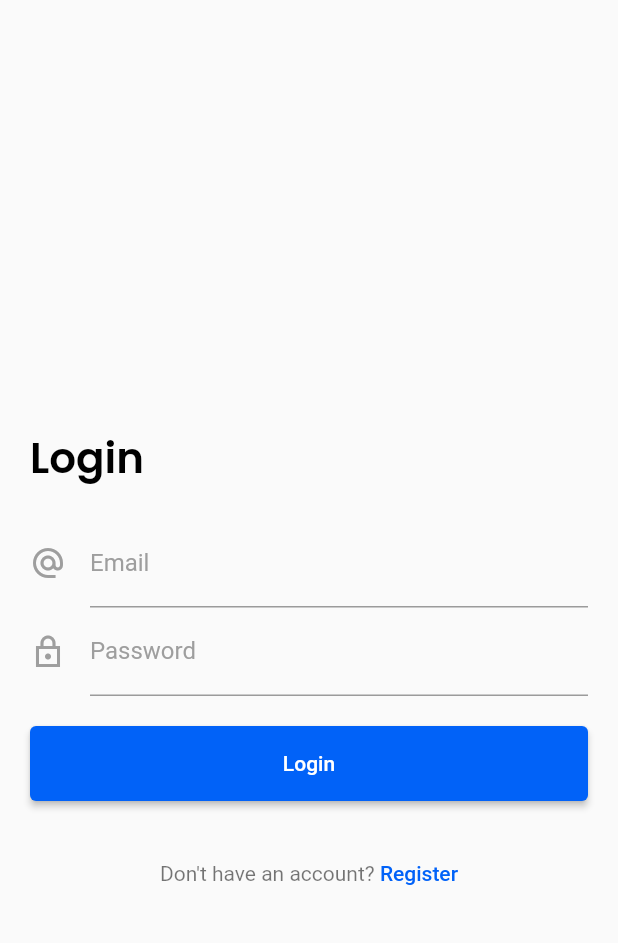
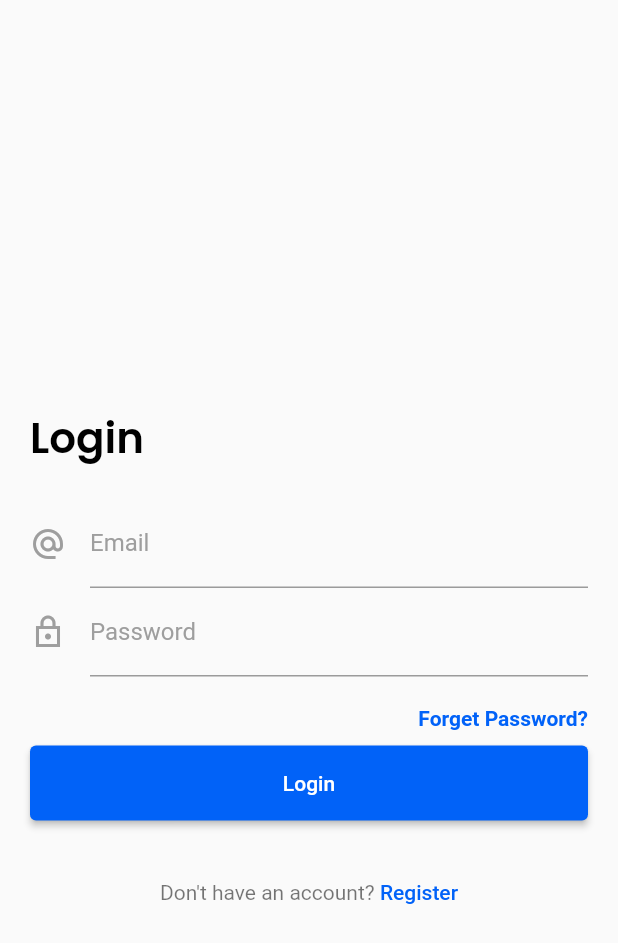
Before and after one commit to khanadnan10/college-erp-project, a Flutter app: the screen it shows after launch, on a phone screen of 412 x 824 dp. Shown: the top 943 px of the screen. Run offline on Flutter 3.47's test engine with Material 2 defaults, Android fonts, the light colour scheme and no system bars; our stand-ins replace email_validator, firebase_auth, firebase_core, google_fonts; accounts and stored records are empty.

Commit message:
forgetpassword

```diff
--- a/lib/screens/login.dart
+++ b/lib/screens/login.dart
@@ -1,6 +1,7 @@
 // ignore_for_file: prefer_const_constructors, sort_child_properties_last, use_build_context_synchronously, avoid_print
 
 import 'package:collegeproject/main.dart';
+import 'package:collegeproject/screens/forgetPassword.dart';
 import 'package:collegeproject/screens/signup.dart';
 import 'package:firebase_auth/firebase_auth.dart';
 import 'package:flutter/material.dart';
@@ -84,6 +85,32 @@ class _LoginState extends State<Login> {
                 ),
                 SizedBox(
                   height: 20.0,
+                ),
+                Row(
+                  mainAxisAlignment: MainAxisAlignment.end,
+                  // ignore: prefer_const_literals_to_create_immutables
+                  children: [
+                    GestureDetector(
+                      onTap: () {
+                        Navigator.push(
+                          context,
+                          MaterialPageRoute(
+                            builder: (context) => ForgetPassword(),
+                          ),
+                        );
+                      },
+                      child: Text(
+                        'Forget Password?',
+                        style: TextStyle(
+                          color: kPrimaryColor,
+                          fontWeight: FontWeight.w600,
+                        ),
+                      ),
+                    )
+                  ],
+                ),
+                SizedBox(
+                  height: 10.0,
                 ),
                 SizedBox(
                   width: double.infinity,
--- a/lib/screens/signup.dart
+++ b/lib/screens/signup.dart
@@ -54,9 +54,9 @@ class _SignupState extends State<Signup> {
                   ),
                 ),
                 SizedBox(
-                  height: 10.0,
+                  height: 2.0,
                 ),
-                Text("Let's get started ♥",
+                Text("Let's get all set up! ♥",
                     style: GoogleFonts.poppins(
                       fontSize: 14.0,
                       fontWeight: FontWeight.w400,
@@ -88,7 +88,7 @@ class _SignupState extends State<Signup> {
                   controller: _passwordController,
                   obscureText: true,
                   decoration: InputDecoration(
-                    hintText: 'Enter your email',
+                    hintText: 'Enter your password',
                     hintStyle: TextStyle(color: Colors.grey),
                     labelText: 'Password',
                     labelStyle: TextStyle(color: Colors.grey),
```
Also changed, not shown: lib/screens/forgetPassword.dart (added, +102 -0 lines).
